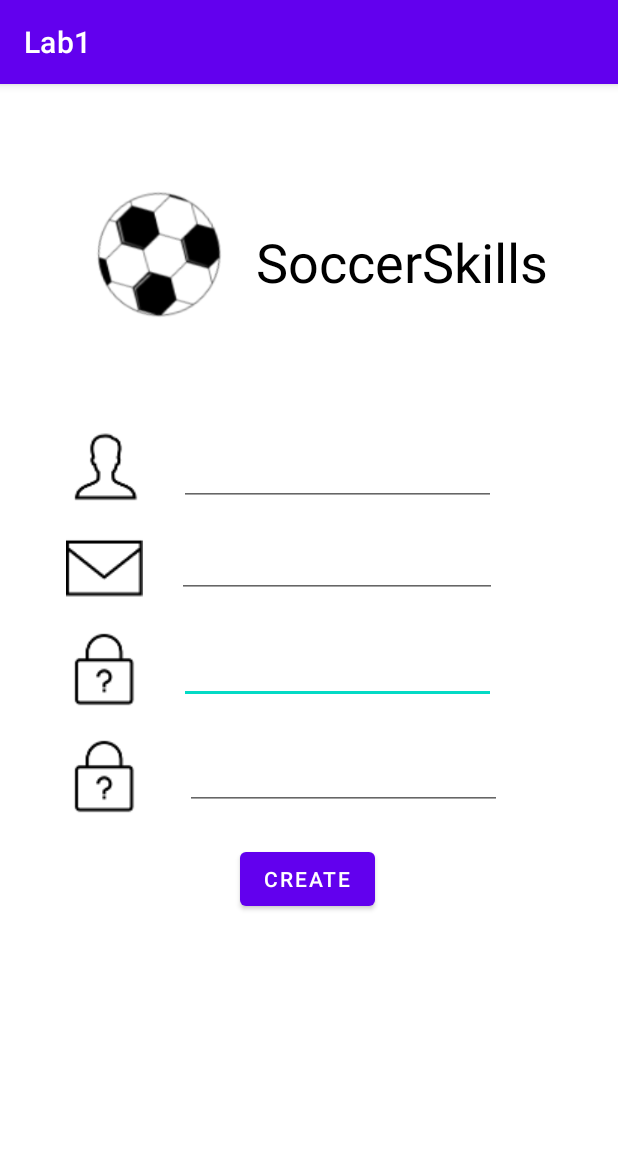
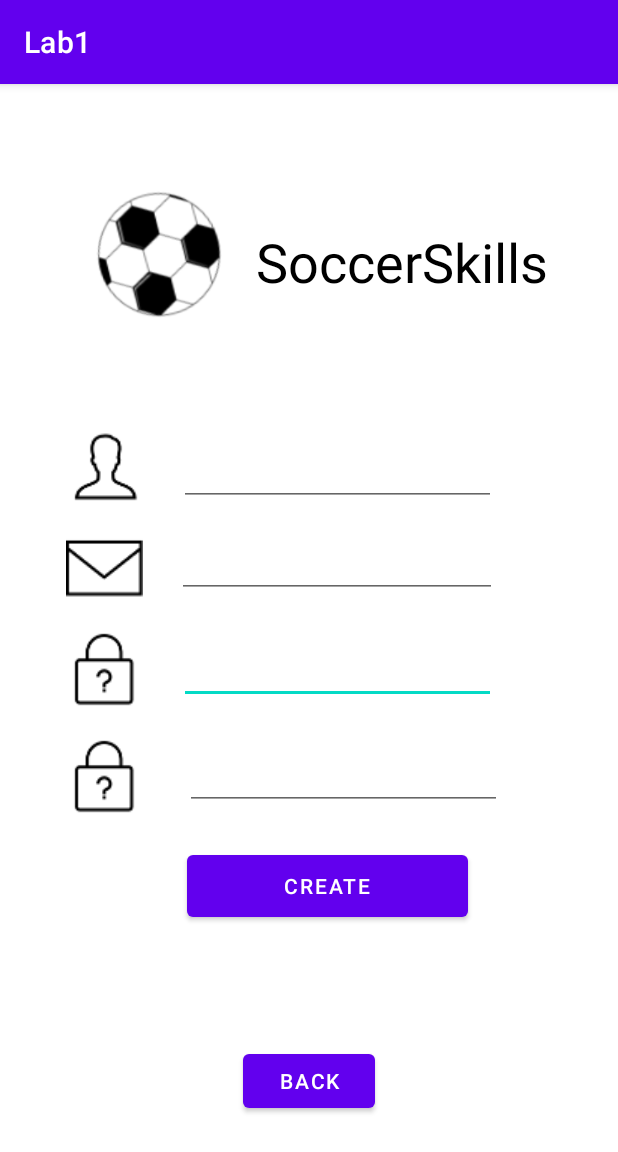
Before and after one commit to bistenofficial/SoccerSkils, an Android app: the MainActivity2 screen opened directly, with no data from a screen before it, on a phone screen of 412 x 824 dp. Shown: the top 1152 px of the screen. Run offline under Robolectric (Android 15) with nearby library versions, the phone set to English and light mode, and no system bars.

Commit message:
Almost done lab 2

```diff
--- a/app/src/main/res/layout/activity_main.xml
+++ b/app/src/main/res/layout/activity_main.xml
@@ -126,13 +126,14 @@
         app:layout_constraintTop_toBottomOf="@+id/button" />
 
     <TextView
-        android:id="@+id/textView5"
+        android:id="@+id/textViewSignup"
         android:layout_width="121dp"
         android:layout_height="29dp"
         android:layout_marginStart="144dp"
         android:layout_marginTop="16dp"
         android:layout_marginEnd="146dp"
         android:text="Signup now"
+        android:onClick="goToSignUp"
         android:textColor="@color/black"
         android:textSize="18sp"
         app:layout_constraintEnd_toEndOf="parent"
--- a/app/src/main/res/layout/activity_main2.xml
+++ b/app/src/main/res/layout/activity_main2.xml
@@ -120,13 +120,25 @@
         app:layout_constraintTop_toBottomOf="@+id/imageView4" />
 
     <Button
-        android:id="@+id/button2"
-        android:layout_width="wrap_content"
-        android:layout_height="wrap_content"
-        android:layout_marginTop="22dp"
-        android:layout_marginEnd="162dp"
+        android:id="@+id/btnCreate"
+        android:layout_width="187dp"
+        android:layout_height="53dp"
+        android:layout_marginTop="24dp"
+        android:layout_marginEnd="100dp"
         android:text="Create"
+        android:onClick="SignUpCheck"
         app:layout_constraintEnd_toEndOf="parent"
         app:layout_constraintTop_toBottomOf="@+id/editTextTextPassword3" />
 
+    <Button
+        android:id="@+id/btnBack"
+        android:layout_width="wrap_content"
+        android:layout_height="wrap_content"
+        android:text="Back"
+        android:onClick="goToAuth"
+        app:layout_constraintBottom_toBottomOf="parent"
+        app:layout_constraintEnd_toEndOf="parent"
+        app:layout_constraintStart_toStartOf="parent"
+        app:layout_constraintTop_toBottomOf="@+id/btnCreate" />
+
 </androidx.constraintlayout.widget.ConstraintLayout>
```
Also changed, not shown: app/src/main/java/com/example/lab1/MainActivity.java (+14 -1 lines), app/src/main/java/com/example/lab1/MainActivity2.java (+41 -1 lines).
